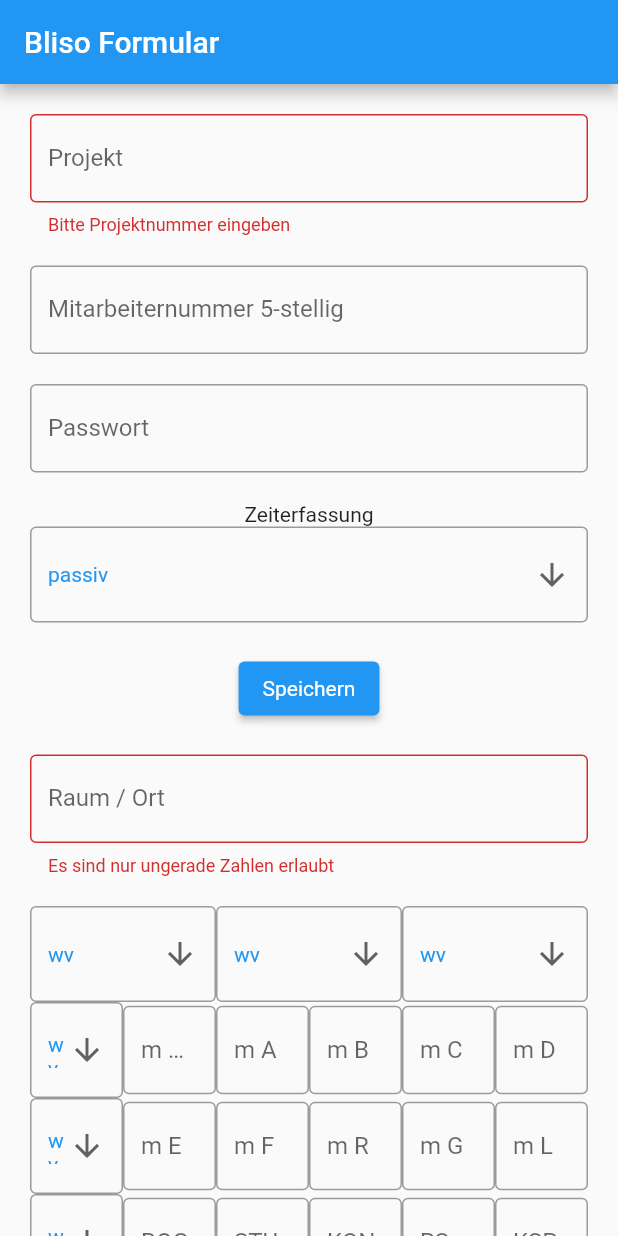
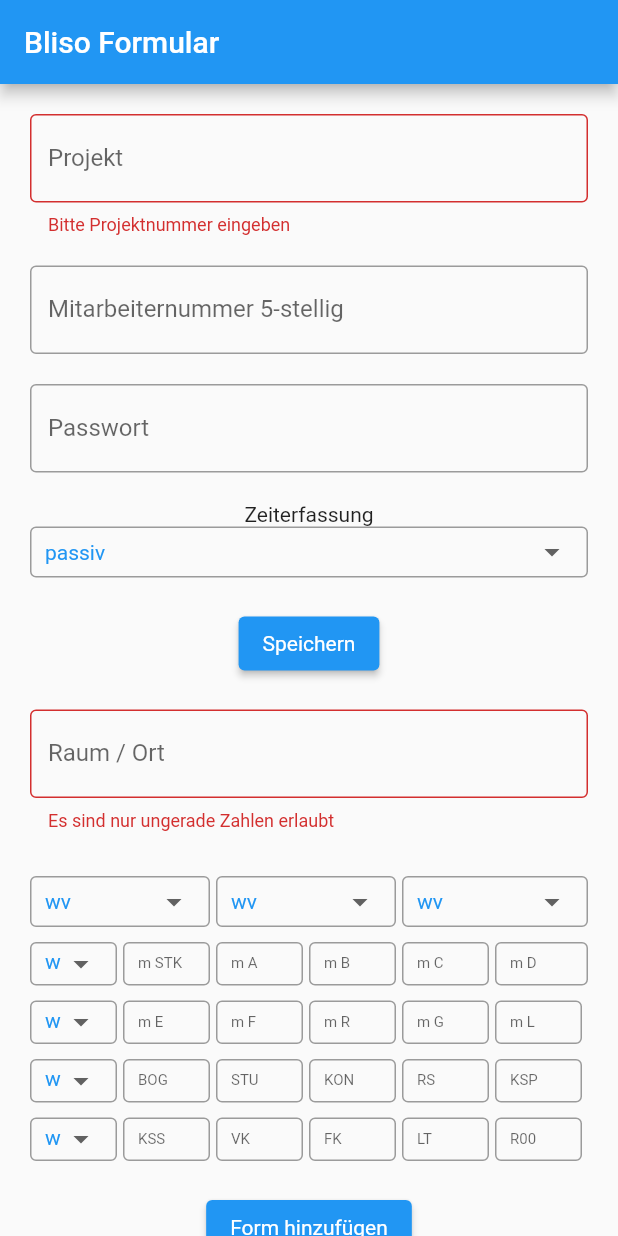
Before and after one commit to jansemrau/SIForm, a Flutter app: the screen it shows after launch, after a tap on "Speichern", after a tap on "Form hinzufügen", on a phone screen of 412 x 824 dp. Run offline on Flutter 3.47's test engine with Material 2 defaults, Android fonts, the phone set to English and light mode, and no system bars.

Commit message:
resuable Textfield

```diff
--- a/order_form/lib/main.dart
+++ b/order_form/lib/main.dart
@@ -1,3 +1,4 @@
+import 'package:flutter/foundation.dart';
 import 'package:flutter/material.dart';
 import 'package:flutter/services.dart';
 
@@ -217,15 +218,21 @@
                   const SizedBox(height: 20),
                   ElevatedButton(
                     style: ElevatedButton.styleFrom(
-                        primary: Colors.blue,
+                        backgroundColor: Colors.blue,
                         textStyle: const TextStyle(color: Colors.white)),
                     onPressed: () {
                       // Wenn alle Validatoren der Felder des Formulars gültig sind.
                       if (_formKey.currentState!.validate()) {
+                        if (kDebugMode) {
+                          if (kDebugMode) {
                             print(
                                 "Formular ist gültig und kann verarbeitet werden");
+                          }
+                        }
                       } else {
+                        if (kDebugMode) {
                           print("Formular ist nicht gültig");
+                        }
                       }
                     },
                     child: const Text('Speichern'),
@@ -253,7 +260,7 @@
                   ),
                   ElevatedButton(
                     style: ElevatedButton.styleFrom(
-                        primary: Colors.blue,
+                        backgroundColor: Colors.blue,
                         textStyle: const TextStyle(color: Colors.white)),
                     onPressed: () {
                       setState(() {
@@ -279,15 +286,19 @@
                       const SizedBox(width: 25),
                       ElevatedButton(
                         style: ElevatedButton.styleFrom(
-                            primary: Colors.blue,
+                            backgroundColor: Colors.blue,
                             textStyle: const TextStyle(color: Colors.white)),
                         onPressed: () {
                           // Wenn alle Validatoren der Felder des Formulars gültig sind.
                           if (_formKey.currentState!.validate()) {
+                            if (kDebugMode) {
                               print(
                                   "Formular ist gültig und kann verarbeitet werden");
+                            }
                           } else {
+                            if (kDebugMode) {
                               print("Formular ist nicht gültig");
+                            }
                           }
                         },
                         child: const Text('Speichern'),
@@ -320,393 +331,265 @@
 class _DimensionsFormState extends State<DimensionsForm> {
   @override
   Widget build(BuildContext context) {
-    return SizedBox(
+    return const SizedBox(
         child: Column(
       mainAxisAlignment: MainAxisAlignment.start,
       children: <Widget>[
-        const Row(
+        Padding(
+          padding: EdgeInsets.only(top: 10),
+          child: Row(
             children: [
               Flexible(
+                child: Padding(
+                  padding: EdgeInsets.only(right: 4),
                   child: DropdownButtonExample(listElements: items2),
                 ),
-            Flexible(child: DropdownButtonExample(listElements: items3)),
+              ),
+              Flexible(
+                child: Padding(
+                    padding: EdgeInsets.only(right: 4),
+                    child: DropdownButtonExample(listElements: items3)),
+              ),
               Flexible(child: DropdownButtonExample(listElements: items4))
             ],
           ),
-        Row(
+        ),
+        Padding(
+          padding: EdgeInsets.only(top: 10),
+          child: Row(
             children: [
-            const Flexible(
+              Flexible(
+                  child: Padding(
+                padding: EdgeInsets.only(right: 4),
+                child: SizedBox(
+                    height: 29.0,
                     child: DropdownButtonExample(
                       listElements: items5,
                     )),
+              )),
               Flexible(
-              child: TextFormField(
-                keyboardType: TextInputType.text,
-                autocorrect: false,
-                decoration: const InputDecoration(
-                  labelText: 'm STK',
-                  border: OutlineInputBorder(),
+                child: Padding(
+                    padding: EdgeInsets.only(right: 4),
+                    child: FormTextField(
+                      label: "m STK",
+                    )),
               ),
-                validator: (value) {
-                  if (value!.isEmpty) {
-                    return 'Bitte Projektnummer eingeben';
-                  }
-                  return null;
-                },
+              Flexible(
+                child: Padding(
+                    padding: EdgeInsets.only(right: 4),
+                    child: FormTextField(
+                      label: "m A",
+                    )),
+              ),
+              Flexible(
+                child: Padding(
+                    padding: EdgeInsets.only(right: 4),
+                    child: FormTextField(
+                      label: "m B",
+                    )),
+              ),
+              Flexible(
+                child: Padding(
+                    padding: EdgeInsets.only(right: 4),
+                    child: FormTextField(
+                      label: "m C",
+                    )),
+              ),
+              Flexible(
+                  child: FormTextField(
+                label: "m D",
+              )),
+            ],
+          ),
+        ),
+        Padding(
+          padding: EdgeInsets.only(top: 10),
+          child: Row(
+            children: [
+              Flexible(
+                child: Padding(
+                  padding: EdgeInsets.only(right: 4),
+                  child: SizedBox(
+                      height: 29.0,
+                      child: DropdownButtonExample(
+                        listElements: items6,
+                      )),
                 ),
               ),
               Flexible(
-              child: TextFormField(
-                keyboardType: TextInputType.text,
-                autocorrect: false,
-                decoration: const InputDecoration(
-                  labelText: 'm A',
-                  border: OutlineInputBorder(),
+                child: Padding(
+                    padding: EdgeInsets.only(right: 4),
+                    child: FormTextField(
+                      label: "m E",
+                    )),
               ),
-                validator: (value) {
-                  if (value!.isEmpty) {
-                    return 'Bitte Projektnummer eingeben';
-                  }
-                  return null;
-                },
+              Flexible(
+                child: Padding(
+                    padding: EdgeInsets.only(right: 4),
+                    child: FormTextField(
+                      label: "m F",
+                    )),
+              ),
+              Flexible(
+                child: Padding(
+                    padding: EdgeInsets.only(right: 4),
+                    child: FormTextField(
+                      label: "m R",
+                    )),
+              ),
+              Flexible(
+                child: Padding(
+                    padding: EdgeInsets.only(right: 4),
+                    child: FormTextField(
+                      label: "m G",
+                    )),
+              ),
+              Flexible(
+                child: Padding(
+                    padding: EdgeInsets.only(right: 4),
+                    child: FormTextField(
+                      label: "m L",
+                    )),
+              ),
+            ],
+          ),
+        ),
+        Padding(
+          padding: EdgeInsets.only(top: 10),
+          child: Row(
+            children: [
+              Flexible(
+                child: Padding(
+                  padding: EdgeInsets.only(right: 4),
+                  child: SizedBox(
+                      height: 29.0,
+                      child: DropdownButtonExample(
+                        listElements: items7,
+                      )),
                 ),
               ),
               Flexible(
-              // wrap your Column in Expanded
-              child: TextFormField(
-                keyboardType: TextInputType.text,
-                autocorrect: false,
-                decoration: const InputDecoration(
-                  labelText: 'm B',
-                  border: OutlineInputBorder(),
+                child: Padding(
+                    padding: EdgeInsets.only(right: 4),
+                    child: FormTextField(
+                      label: "BOG",
+                    )),
               ),
-                validator: (value) {
-                  if (value!.isEmpty) {
-                    return 'Bitte Projektnummer eingeben';
-                  }
-                  return null;
-                },
+              Flexible(
+                child: Padding(
+                    padding: EdgeInsets.only(right: 4),
+                    child: FormTextField(
+                      label: "STU",
+                    )),
+              ),
+              Flexible(
+                child: Padding(
+                    padding: EdgeInsets.only(right: 4),
+                    child: FormTextField(
+                      label: "KON",
+                    )),
+              ),
+              Flexible(
+                child: Padding(
+                    padding: EdgeInsets.only(right: 4),
+                    child: FormTextField(
+                      label: "RS",
+                    )),
+              ),
+              Flexible(
+                child: Padding(
+                    padding: EdgeInsets.only(right: 4),
+                    child: FormTextField(
+                      label: "KSP",
+                    )),
+              ),
+            ],
+          ),
+        ),
+        Padding(
+          padding: EdgeInsets.only(top: 10),
+          child: Row(
+            children: [
+              Flexible(
+                child: Padding(
+                  padding: EdgeInsets.only(right: 4),
+                  child: SizedBox(
+                      height: 29.0,
+                      child: DropdownButtonExample(
+                        listElements: items8,
+                      )),
                 ),
               ),
               Flexible(
-              // wrap your Column in Expanded
-              child: TextFormField(
-                keyboardType: TextInputType.text,
-                autocorrect: false,
-                decoration: const InputDecoration(
-                  labelText: 'm C',
-                  border: OutlineInputBorder(),
-                ),
-                validator: (value) {
-                  if (value!.isEmpty) {
-                    return 'Bitte Projektnummer eingeben';
-                  }
-                  return null;
-                },
-              ),
+                child: Padding(
+                    padding: EdgeInsets.only(right: 4),
+                    child: FormTextField(
+                      label: "KSS",
+                    )),
               ),
               Flexible(
-              // wrap your Column in Expanded
-              child: TextFormField(
-                keyboardType: TextInputType.text,
-                autocorrect: false,
-                decoration: const InputDecoration(
-                  labelText: 'm D',
-                  border: OutlineInputBorder(),
+                child: Padding(
+                    padding: EdgeInsets.only(right: 4),
+                    child: FormTextField(
+                      label: "VK",
+                    )),
               ),
-                validator: (value) {
-                  if (value!.isEmpty) {
-                    return 'Bitte Projektnummer eingeben';
-                  }
-                  return null;
-                },
+              Flexible(
+                child: Padding(
+                    padding: EdgeInsets.only(right: 4),
+                    child: FormTextField(
+                      label: "FK",
+                    )),
               ),
+              Flexible(
+                child: Padding(
+                    padding: EdgeInsets.only(right: 4),
+                    child: FormTextField(
+                      label: "LT",
+                    )),
+              ),
+              Flexible(
+                child: Padding(
+                    padding: EdgeInsets.only(right: 4),
+                    child: FormTextField(
+                      label: "R00",
+                    )),
               ),
             ],
           ),
-        Row(
-          children: [
-            const Flexible(
-                child: DropdownButtonExample(
-              listElements: items6,
-            )),
-            Flexible(
-              child: TextFormField(
-                keyboardType: TextInputType.text,
-                autocorrect: false,
-                decoration: const InputDecoration(
-                  labelText: 'm E',
-                  border: OutlineInputBorder(),
         ),
-                validator: (value) {
-                  if (value!.isEmpty) {
-                    return 'Bitte Projektnummer eingeben';
-                  }
-                  return null;
-                },
-              ),
-            ),
-            Flexible(
-              child: TextFormField(
-                keyboardType: TextInputType.text,
-                autocorrect: false,
-                decoration: const InputDecoration(
-                  labelText: 'm F',
-                  border: OutlineInputBorder(),
-                ),
-                validator: (value) {
-                  if (value!.isEmpty) {
-                    return 'Bitte Projektnummer eingeben';
-                  }
-                  return null;
-                },
-              ),
-            ),
-            Flexible(
-              // wrap your Column in Expanded
-              child: TextFormField(
-                keyboardType: TextInputType.text,
-                autocorrect: false,
-                decoration: const InputDecoration(
-                  labelText: 'm R',
-                  border: OutlineInputBorder(),
-                ),
-                validator: (value) {
-                  if (value!.isEmpty) {
-                    return 'Bitte Projektnummer eingeben';
-                  }
-                  return null;
-                },
-              ),
-            ),
-            Flexible(
-              // wrap your Column in Expanded
-              child: TextFormField(
-                keyboardType: TextInputType.text,
-                autocorrect: false,
-                decoration: const InputDecoration(
-                  labelText: 'm G',
-                  border: OutlineInputBorder(),
-                ),
-                validator: (value) {
-                  if (value!.isEmpty) {
-                    return 'Bitte Projektnummer eingeben';
-                  }
-                  return null;
-                },
-              ),
-            ),
-            Flexible(
-              // wrap your Column in Expanded
-              child: TextFormField(
-                keyboardType: TextInputType.text,
-                autocorrect: false,
-                decoration: const InputDecoration(
-                  labelText: 'm L',
-                  border: OutlineInputBorder(),
-                ),
-                validator: (value) {
-                  if (value!.isEmpty) {
-                    return 'Bitte Projektnummer eingeben';
-                  }
-                  return null;
-                },
-              ),
-            ),
-          ],
-        ),
-        Row(
-          children: [
-            const Flexible(
-                child: DropdownButtonExample(
-              listElements: items7,
-            )),
-            Flexible(
-              child: TextFormField(
-                keyboardType: TextInputType.text,
-                autocorrect: false,
-                decoration: const InputDecoration(
-                  labelText: 'BOG',
-                  border: OutlineInputBorder(),
-                ),
-                validator: (value) {
-                  if (value!.isEmpty) {
-                    return 'Bitte Projektnummer eingeben';
-                  }
-                  return null;
-                },
-              ),
-            ),
-            Flexible(
-              child: TextFormField(
-                keyboardType: TextInputType.text,
-                autocorrect: false,
-                decoration: const InputDecoration(
-                  labelText: 'STU',
-                  border: OutlineInputBorder(),
-                ),
-                validator: (value) {
-                  if (value!.isEmpty) {
-                    return 'Bitte Projektnummer eingeben';
-                  }
-                  return null;
-                },
-              ),
-            ),
-            Flexible(
-              // wrap your Column in Expanded
-              child: TextFormField(
-                keyboardType: TextInputType.text,
-                autocorrect: false,
-                decoration: const InputDecoration(
-                  labelText: 'KON',
-                  border: OutlineInputBorder(),
-                ),
-                validator: (value) {
-                  if (value!.isEmpty) {
-                    return 'Bitte Projektnummer eingeben';
-                  }
-                  return null;
-                },
-              ),
-            ),
-            Flexible(
-              // wrap your Column in Expanded
-              child: TextFormField(
-                keyboardType: TextInputType.text,
-                autocorrect: false,
-                decoration: const InputDecoration(
-                  labelText: 'RS',
-                  border: OutlineInputBorder(),
-                ),
-                validator: (value) {
-                  if (value!.isEmpty) {
-                    return 'Bitte Projektnummer eingeben';
-                  }
-                  return null;
-                },
-              ),
-            ),
-            Flexible(
-              // wrap your Column in Expanded
-              child: TextFormField(
-                keyboardType: TextInputType.text,
-                autocorrect: false,
-                decoration: const InputDecoration(
-                  labelText: 'KSP',
-                  border: OutlineInputBorder(),
-                ),
-                validator: (value) {
-                  if (value!.isEmpty) {
-                    return 'Bitte Projektnummer eingeben';
-                  }
-                  return null;
-                },
-              ),
-            ),
-          ],
-        ),
-        Row(
-          children: [
-            const Flexible(
-                child: DropdownButtonExample(
-              listElements: items8,
-            )),
-            Flexible(
-              child: TextFormField(
-                keyboardType: TextInputType.text,
-                autocorrect: false,
-                decoration: const InputDecoration(
-                  labelText: 'KSS',
-                  border: OutlineInputBorder(),
-                ),
-                validator: (value) {
-                  if (value!.isEmpty) {
-                    return 'Bitte Projektnummer eingeben';
-                  }
-                  return null;
-                },
-              ),
-            ),
-            Flexible(
-              child: TextFormField(
-                keyboardType: TextInputType.text,
-                autocorrect: false,
-                decoration: const InputDecoration(
-                  labelText: 'VK',
-                  border: OutlineInputBorder(),
-                ),
-                validator: (value) {
-                  if (value!.isEmpty) {
-                    return 'Bitte Projektnummer eingeben';
-                  }
-                  return null;
-                },
-              ),
-            ),
-            Flexible(
-              // wrap your Column in Expanded
-              child: TextFormField(
-                keyboardType: TextInputType.text,
-                autocorrect: false,
-                decoration: const InputDecoration(
-                  labelText: 'FK',
-                  border: OutlineInputBorder(),
-                ),
-                validator: (value) {
-                  if (value!.isEmpty) {
-                    return 'Bitte Projektnummer eingeben';
-                  }
-                  return null;
-                },
-              ),
-            ),
-            Flexible(
-              // wrap your Column in Expanded
-              child: TextFormField(
-                keyboardType: TextInputType.text,
-                autocorrect: false,
-                decoration: const InputDecoration(
-                  labelText: 'LT',
-                  border: OutlineInputBorder(),
-                ),
-                validator: (value) {
-                  if (value!.isEmpty) {
-                    return 'Bitte Projektnummer eingeben';
-                  }
-                  return null;
-                },
-              ),
-            ),
-            Flexible(
-              // wrap your Column in Expanded
-              child: TextFormField(
-                keyboardType: TextInputType.text,
-                autocorrect: false,
-                decoration: const InputDecoration(
-                  labelText: 'R00',
-                  border: OutlineInputBorder(),
-                ),
-                validator: (value) {
-                  if (value!.isEmpty) {
-                    return 'Bitte Projektnummer eingeben';
-                  }
-                  return null;
-                },
-              ),
-            ),
-          ],
-        ),
-        const SizedBox(height: 20),
+        SizedBox(height: 20),
       ],
     ));
   }
 }
 
+class FormTextField extends StatelessWidget {
+  final String label;
+
+  const FormTextField({Key? key, required this.label}) : super(key: key);
+
+  @override
+  Widget build(BuildContext context) {
+    return SizedBox(
+      height: 29.0,
+      child: TextFormField(
+        keyboardType: TextInputType.text,
+        autocorrect: false,
+        style: const TextStyle(fontSize: 10),
+        decoration: InputDecoration(
+          labelText: label,
+          border: const OutlineInputBorder(),
+          contentPadding: const EdgeInsets.fromLTRB(10, 0, 10, 0),
+        ),
+      ),
+    );
+  }
+}
+
 class DropdownButtonExample extends StatefulWidget {
   final List<String> listElements;
-  const DropdownButtonExample(
-      {Key? key, required List<String> this.listElements})
+  const DropdownButtonExample({Key? key, required this.listElements})
       : super(key: key);
   @override
   State<DropdownButtonExample> createState() => _DropdownButtonExampleState();
@@ -718,12 +601,13 @@
     String dropdownValue = widget.listElements.first;
     return DropdownButtonFormField<String>(
       value: dropdownValue,
-      icon: const Icon(Icons.arrow_downward),
       elevation: 16,
       isExpanded: true,
       style: const TextStyle(color: Colors.blue),
       decoration: const InputDecoration(
         border: OutlineInputBorder(),
+        isDense: true,
+        contentPadding: EdgeInsets.fromLTRB(10, 10, 10, 0),
       ),
       onChanged: (String? value) {
         // This is called when the user selects an item.
```
Lines whose indentation alone changed are shown as unchanged.
